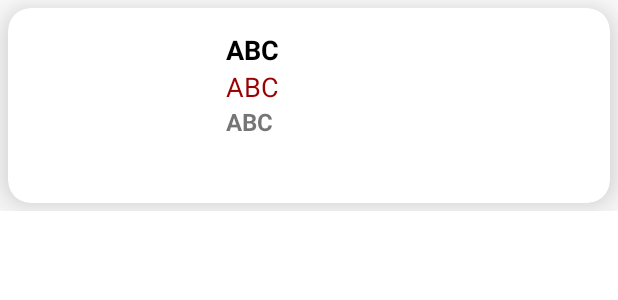
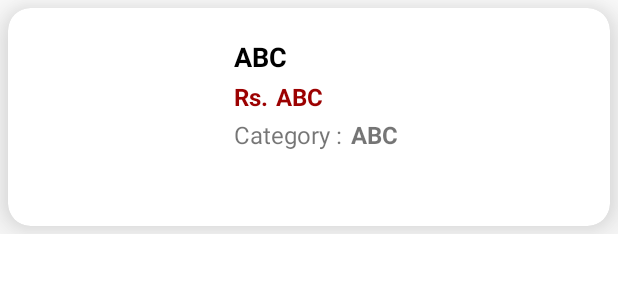
Before and after one commit to yasithchandula/FOSMAD, an Android app: the layout itemview.xml on its own in the app's theme, with its tools: preview values and no code run, on a phone screen of 412 x 824 dp. Shown: the top 300 px of the screen. Run offline under Robolectric (Android 15) with nearby library versions, the phone set to English and light mode, and no system bars; Roboto replaces fonts that are not available here.

Commit message:
xml update

```diff
--- a/app/src/main/res/layout/itemview.xml
+++ b/app/src/main/res/layout/itemview.xml
@@ -14,7 +14,7 @@
         app:cardElevation="20dp"
         app:cardCornerRadius="15dp"
         android:layout_margin="5dp"
-        android:clickable="true"
+
         android:id="@+id/cv_itemhome">
 
         <LinearLayout
@@ -29,15 +29,17 @@
                 >
                 <ImageView
                     android:id="@+id/iv_itemimage"
-                    android:layout_width="130dp"
-                    android:layout_height="130dp"
+                    android:layout_width="125dp"
+                    android:scaleType="centerCrop"
+                    android:layout_margin="10dp"
+                    android:layout_height="125dp"
                     />
                 <LinearLayout
                     android:layout_width="match_parent"
                     android:layout_height="wrap_content"
                     android:layout_marginEnd="15dp"
-                    android:layout_marginTop="15dp"
-                    android:layout_marginStart="15dp"
+                    android:layout_marginStart="5dp"
+                    android:layout_marginTop="20dp"
                     android:orientation="vertical">
 
                     <TextView
@@ -45,6 +47,7 @@
                         android:layout_width="wrap_content"
                         android:layout_height="wrap_content"
                         android:text="ABC"
+                        android:layout_marginBottom="3dp"
                         android:textColor="@color/black"
                         android:textSize="18sp"
                         android:textStyle="bold" />
@@ -52,21 +55,47 @@
                     <LinearLayout
                         android:layout_width="wrap_content"
                         android:layout_height="wrap_content"
-                        android:orientation="vertical">
+                        android:orientation="horizontal">
+
+                        <TextView
+                            android:id="@+id/tv_item_price_main"
+                            android:layout_width="wrap_content"
+                            android:layout_height="wrap_content"
+                            android:layout_marginRight="5dp"
+                            android:text="@string/tv_item_price_main"
+                            android:textColor="#9C0101"
+                            android:textSize="16sp"
+                            android:textStyle="bold">
+
+                        </TextView>
 
                         <TextView
                             android:id="@+id/tv_itprice"
                             android:layout_width="wrap_content"
                             android:layout_height="wrap_content"
                             android:text="ABC"
+                            android:textStyle="bold"
+                            android:layout_marginBottom="3dp"
                             android:textColor="#9C0101"
-                            android:textSize="18sp"
+                            android:textSize="16sp"
                             />
+                    </LinearLayout>
 
                         <LinearLayout
                             android:layout_width="wrap_content"
                             android:layout_height="wrap_content"
-                            android:orientation="vertical">
+                            android:orientation="horizontal">
+
+                            <TextView
+                                android:id="@+id/tv_item_category"
+                                android:layout_width="wrap_content"
+                                android:layout_height="wrap_content"
+                                android:layout_marginRight="5dp"
+                                android:text="@string/tv_item_category"
+                                android:textSize="16sp">
+
+                            </TextView>
+
                             <TextView
                                 android:id="@+id/tv_category"
                                 android:layout_width="wrap_content"
@@ -77,7 +106,7 @@
                                 />
                         </LinearLayout>
 
-                    </LinearLayout>
+
 
                 </LinearLayout>
             </LinearLayout>
--- a/app/src/main/res/values/strings.xml
+++ b/app/src/main/res/values/strings.xml
@@ -100,6 +100,8 @@
     <string name="address">Address</string>
     <string name="contact_number">Contact Number</string>
     <string name="tv_toolbar_review_title">REVIEWS</string>
+    <string name="tv_item_price_main">Rs.</string>
+    <string name="tv_item_category">Category :</string>
 
     <string-array name="category">
         <item>Tea</item>
```
Also changed, not shown: app/src/main/res/layout/activity_itemdetview.xml (+29 -19 lines), app/src/main/res/layout/activity_offers.xml (+10 -13 lines).
